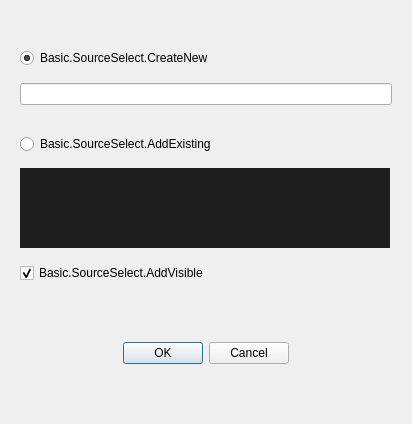
Qt form src/prism/main/forms/PLSBasicSourceSelect.ui (naver/prism-live-studio) before a commit.
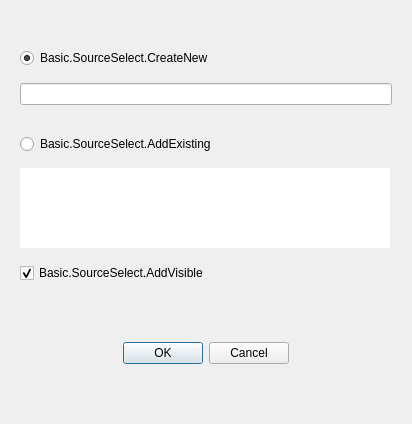
The same form after that commit. Custom widgets are drawn as their Qt base class.

The edit to the form file:
```diff
--- a/src/prism/main/forms/PLSBasicSourceSelect.ui
+++ b/src/prism/main/forms/PLSBasicSourceSelect.ui
@@ -166,35 +166,7 @@
         </size>
        </property>
        <property name="styleSheet">
-        <string notr="true">QListWidget {
-    background-color: #1e1e1e;
-    border: none;
-    outline: none;
-    font-size: 14px;
-	padding-left: 2px;
-}
-
-QListWidget::item {
-    background-color: #1e1e1e;
-    height: 40px;
-	margin-top: 2px;
-	margin-bottom: 2px;
-	padding-right: 12px;
-    padding-left: 12px;
-	font-size: 14px;
-    font-weight: normal;
-	color : #ffffff;
-}
-
-QListWidget::item:selected {
-    font-weight: bold;
-	color : #effc35;
-}
-
-QListWidget::item:hover {
-    background-color: #444444;
-}
-</string>
+        <string notr="true"/>
        </property>
        <property name="frameShape">
         <enum>QFrame::NoFrame</enum>
```
